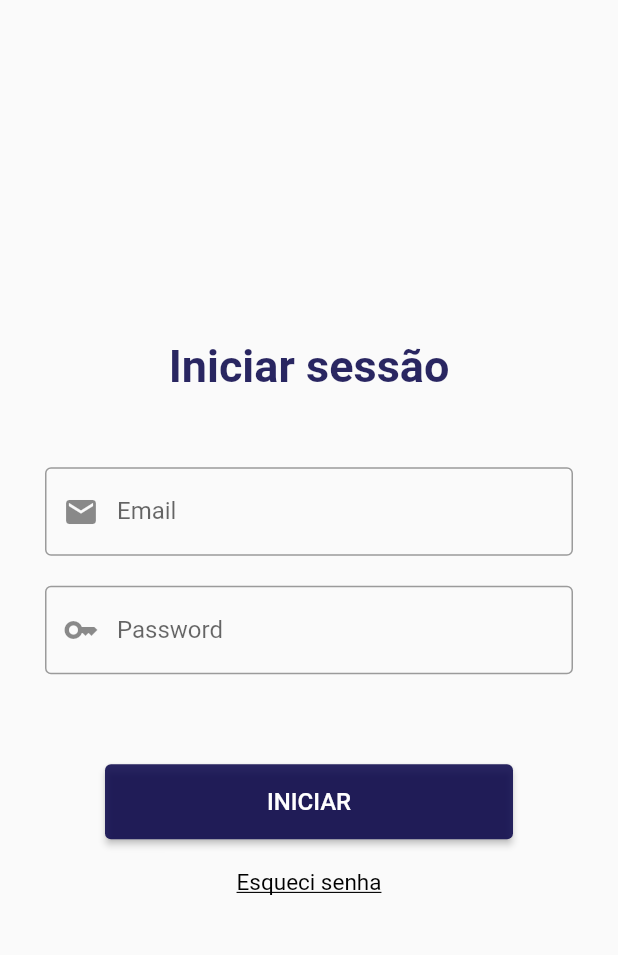
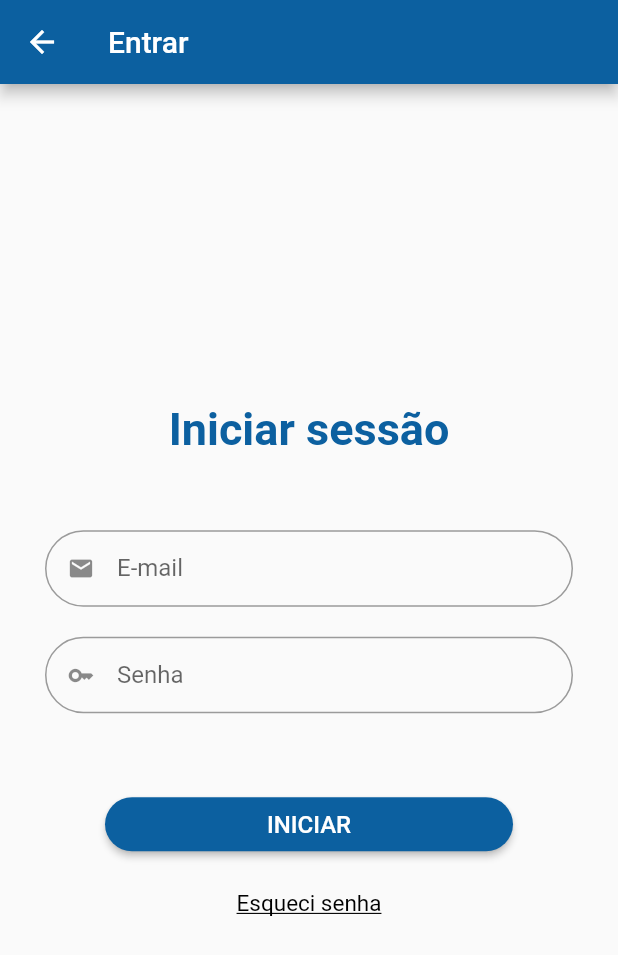
Before and after one commit to Tomasiagit/Bookane_code, a Flutter app: the LoginPage screen opened by its route, on a phone screen of 412 x 824 dp. Shown: the top 955 px of the screen. Run offline on Flutter 3.47's test engine with Material 2 defaults, Android fonts, the phone set to English and light mode, and no system bars; our stand-ins replace carousel_slider.

```diff
--- a/lib/main.dart
+++ b/lib/main.dart
@@ -1,4 +1,5 @@
 import 'package:bookane/components/menuNavbar.dart';
+import 'package:bookane/pages/inicio.dart';
 import 'package:bookane/provider.dart/cadastro_provider.dart';
 import 'package:bookane/provider.dart/login_provider.dart';
 import 'package:bookane/views/books_page.dart';
@@ -31,20 +32,19 @@ class MyApp extends StatelessWidget {
         ),
       ],
       child: MaterialApp(
-        title: 'Flutter Demo',
+        debugShowCheckedModeBanner: false,
+        title: 'Bookane',
         theme: ThemeData(),
-        home: const InitPage(),
+        home: const Inicio(),
         routes: {
           InitPage.routeName: (context) => const InitPage(),
-          MenuNavBar.routeName:(context) => const MenuNavBar(),
-          HomePage.routeName:(context) => const HomePage(),
+          MenuNavBar.routeName: (context) => const MenuNavBar(),
+          HomePage.routeName: (context) => const HomePage(),
           BooksPage.routeName: (context) => const BooksPage(),
           ProfilePage.routeName: (context) => const ProfilePage(),
           LoginPage.routeName: (context) => const LoginPage(),
-
           RecuperarUserPage.routeName: (context) => const RecuperarUserPage(),
           CadastrarPage.routeName: (context) => const CadastrarPage(),
-
         },
       ),
     );
--- a/lib/views/login_page.dart
+++ b/lib/views/login_page.dart
@@ -36,6 +36,10 @@ class _LoginPageState extends State<LoginPage>
   Widget build(BuildContext context) {
     var widthSize = MediaQuery.of(context).size.width;
     return Scaffold(
+      appBar: AppBar(
+        backgroundColor: const Color(0xFF0C60A0),
+        title: const Text('Entrar'),
+      ),
       body: Form(
           key: _formkey,
           child: SizedBox.expand(
@@ -51,7 +55,7 @@ class _LoginPageState extends State<LoginPage>
                     'Iniciar sessão',
                     textAlign: TextAlign.center,
                     style: TextStyle(
-                        color: Color.fromARGB(219, 7, 3, 72),
+                        color: Color(0xFF0C60A0),
                         fontWeight: FontWeight.bold,
                         fontSize: 30),
                   ),
@@ -61,7 +65,7 @@ class _LoginPageState extends State<LoginPage>
                   Theme(
                     data: Theme.of(context).copyWith(
                       colorScheme: ThemeData().colorScheme.copyWith(
-                            primary: Color.fromARGB(219, 7, 3, 72),
+                            primary: const Color(0xFF0C60A0),
                           ),
                     ),
                     child: TextFormField(
@@ -78,11 +82,14 @@ class _LoginPageState extends State<LoginPage>
                         return null;
                       },
                       decoration: const InputDecoration(
-                        border: OutlineInputBorder(),
-                        labelText: 'Email',
+                        border: OutlineInputBorder(
+                          borderRadius: BorderRadius.all(Radius.circular(40.0)),
+                        ),
+                        labelText: 'E-mail',
                         prefixIcon: Icon(
                           Icons.email,
                         ),
+                        isDense: true,
                       ),
                     ),
                   ),
@@ -92,7 +99,7 @@ class _LoginPageState extends State<LoginPage>
                   Theme(
                     data: Theme.of(context).copyWith(
                       colorScheme: ThemeData().colorScheme.copyWith(
-                            primary: Color.fromARGB(219, 7, 3, 72),
+                            primary: const Color(0xFF0C60A0),
                           ),
                     ),
                     child: TextFormField(
@@ -100,26 +107,29 @@ class _LoginPageState extends State<LoginPage>
                       controller: _passwordController,
                       obscureText: false,
                       decoration: const InputDecoration(
-                        border: OutlineInputBorder(),
+                          border: OutlineInputBorder(
+                            borderRadius:
+                                BorderRadius.all(Radius.circular(40.0)),
+                          ),
                           prefixIcon: Icon(Icons.key),
-                        labelText: 'Password',
-                      ),
+                          labelText: 'Senha',
+                          isDense: true),
                       validator: (password) {
                         if (password == null || password.isEmpty) {
-                          return 'Digite a password';
+                          return 'Digite a sua senha';
                         }
                         return null;
                       },
                     ),
                   ),
-                  const SizedBox(height: 10),
+                  // const SizedBox(height: 10),
                   Padding(
                     padding: const EdgeInsets.symmetric(vertical: 50.0),
                     child: Column(
                       children: [
                         Container(
                           padding: const EdgeInsets.symmetric(horizontal: 40),
-                          height: 50,
+                          // height: 50,
                           width: widthSize <= 500 ? widthSize : 400,
                           child: ElevatedButton(
                               onPressed: () {
@@ -139,26 +149,32 @@ class _LoginPageState extends State<LoginPage>
                                     } else {
                                       _passwordController.clear();
                                       ScaffoldMessenger.of(context)
-                                          .showSnackBar(SnackBar(
-                                        content:
-                                            const Text('email ou senha errada'),
+                                          .showSnackBar(
+                                        SnackBar(
+                                          content: const Text(
+                                              'email ou senha errada'),
                                           duration: const Duration(seconds: 3),
                                           backgroundColor: Colors.redAccent,
                                           action: SnackBarAction(
                                             label: 'ok',
                                             onPressed: () {},
                                           ),
-                                      ));
+                                        ),
+                                      );
                                     }
                                   });
                                 }
                               },
                               style: ElevatedButton.styleFrom(
-                                backgroundColor: Color.fromARGB(219, 7, 3, 72),
+                                backgroundColor: const Color(0xFF0C60A0),
+                                side: BorderSide.none,
+                                shape: const StadiumBorder(),
                               ),
                               child: const Text(
                                 'INICIAR',
-                                style: TextStyle(fontSize: 16),
+                                style: TextStyle(
+                                  fontSize: 16,
+                                ),
                               )),
                         ),
                         const SizedBox(
```
Also changed, not shown: pubspec.yaml (+10 -1 lines). Lines whose indentation alone changed are shown as unchanged.
